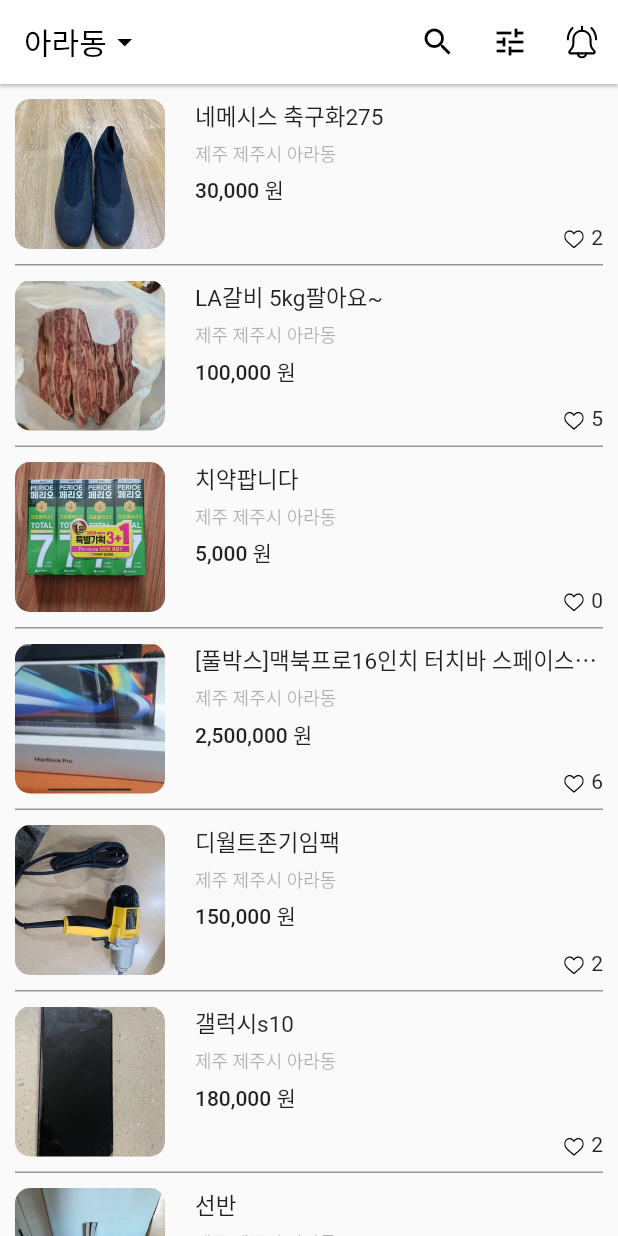
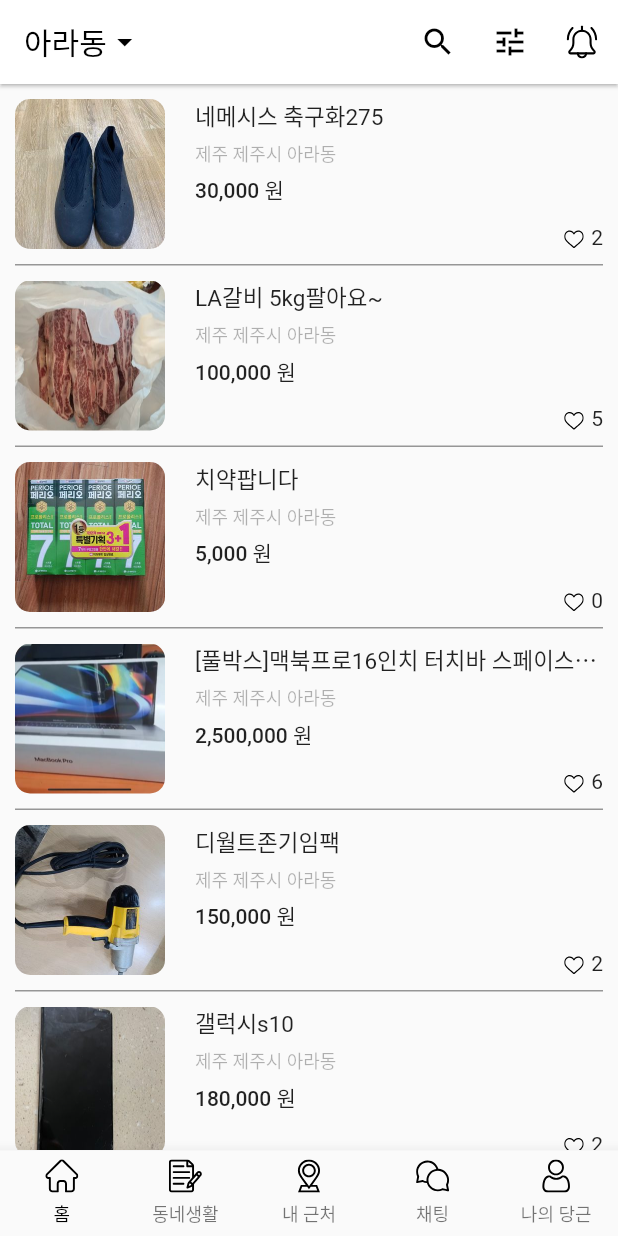
Before and after one commit to jhva/flutter, a Flutter app: the screen it shows after launch, on a phone screen of 412 x 824 dp. Run offline on Flutter 3.47's test engine with Material 2 defaults, Android fonts, the phone set to English and light mode, and no system bars; our stand-ins replace flutter_svg, get.

Commit message:
bottomNavigation Bar add

```diff
--- a/carrot_market/lib/page/Home.dart
+++ b/carrot_market/lib/page/Home.dart
@@ -12,9 +12,11 @@ class Home extends StatefulWidget {
 class _HomeState extends State<Home> {
   List<Map<String, String>> datas = [];
 
+  late int _currentPageIdx;
   @override
   void initState() {
     super.initState();
+    _currentPageIdx = 0;
     datas = [
       {
         "cid": "1",
@@ -214,12 +216,62 @@ class _HomeState extends State<Home> {
     return "${oCcy.format(int.parse(price))} 원";
   }
 
+  BottomNavigationBarItem _bottomNavigationBarItem(
+      String iconName, String label) {
+    return BottomNavigationBarItem(
+        icon: Padding(
+          padding: const EdgeInsets.only(bottom: 5),
+          child: SvgPicture.asset(
+            "assets/svg/${iconName}_off.svg",
+            width: 22,
+          ),
+        ),
+        label: label);
+  }
+
+  Widget bottomNavigationBarWidget() {
+    return BottomNavigationBar(
+        type: BottomNavigationBarType.fixed, //애니메이션 타입 설정
+        onTap: (int index) {
+          print(index);
+          setState(() {
+            _currentPageIdx = index; //애니메이션호과가 발동됨
+          });
+        },
+        currentIndex: _currentPageIdx,
+        selectedItemColor: Colors.black,
+        selectedFontSize: 12,
+        selectedLabelStyle: const TextStyle(color: Colors.black),
+        items: [
+          _bottomNavigationBarItem(
+            "home",
+            "홈",
+          ),
+          _bottomNavigationBarItem(
+            "notes",
+            "동네생활",
+          ),
+          _bottomNavigationBarItem(
+            "location",
+            "내 근처",
+          ),
+          _bottomNavigationBarItem(
+            "chat",
+            "채팅",
+          ),
+          _bottomNavigationBarItem(
+            "user",
+            "나의 당근",
+          ),
+        ]);
+  }
+
   @override
   Widget build(BuildContext context) {
     return Scaffold(
       appBar: appBarWidget(),
       body: bodyWidget(),
-      // bottomNavigationBar: Container(color: Colors.red),
+      bottomNavigationBar: bottomNavigationBarWidget(),
     );
   }
 }
```
Also changed, not shown: 1 other file.
